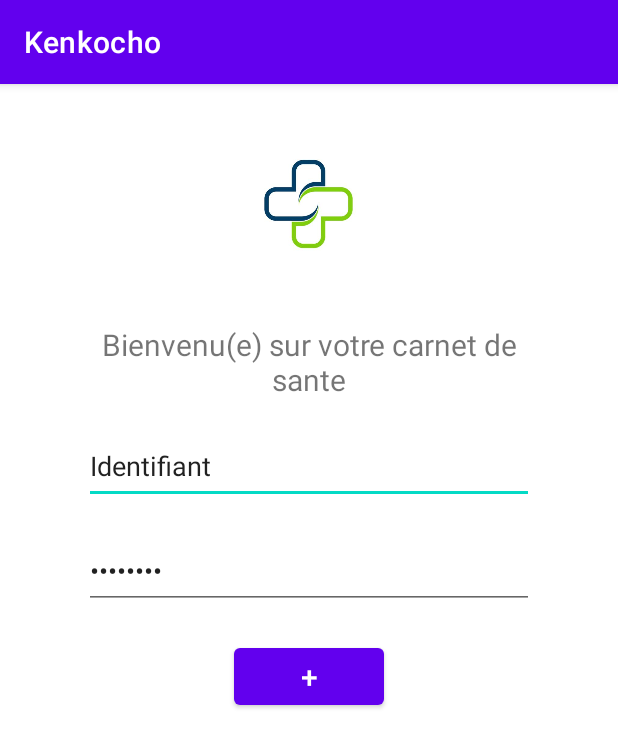
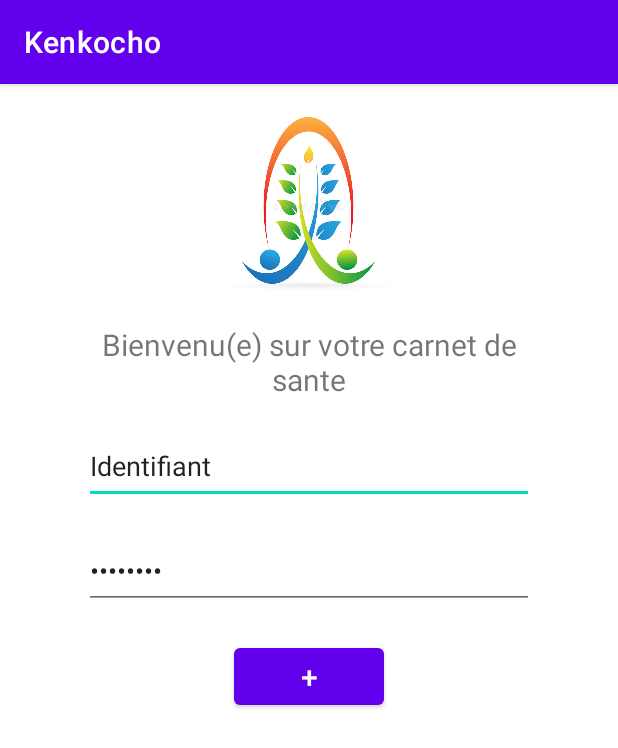
Before and after one commit to blastman0/GL2_Carnet_de_Sante_Groupe_18, an Android app: the screen it shows after launch (MainActivity), on a phone screen of 412 x 824 dp. Shown: the top 748 px of the screen. Run offline under Robolectric (Android 15) with nearby library versions, the phone set to English and light mode, and no system bars.

Commit message:
je viens de changer le logo

```diff
--- a/app/src/main/res/layout/activity_main.xml
+++ b/app/src/main/res/layout/activity_main.xml
@@ -12,7 +12,7 @@
         android:layout_height="120dp"
         android:layout_gravity="center"
         android:layout_marginTop="20dp"
-        android:src="@drawable/kc_logo"
+        android:src="@drawable/luv"
         />
 
     <TextView
```
Also changed, not shown: app/src/main/res/drawable-v24/luv.jpg (added), app/src/main/res/drawable/logo-de-santé-26195064.jpg (added).
